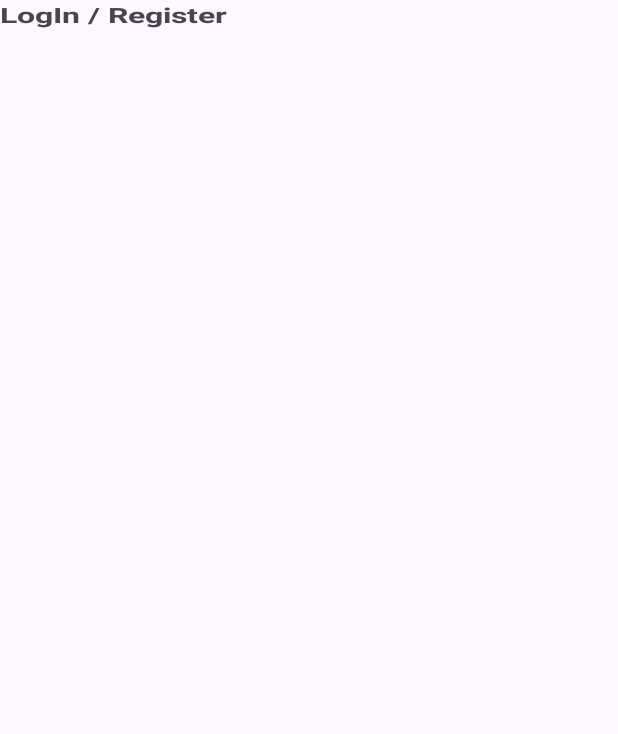
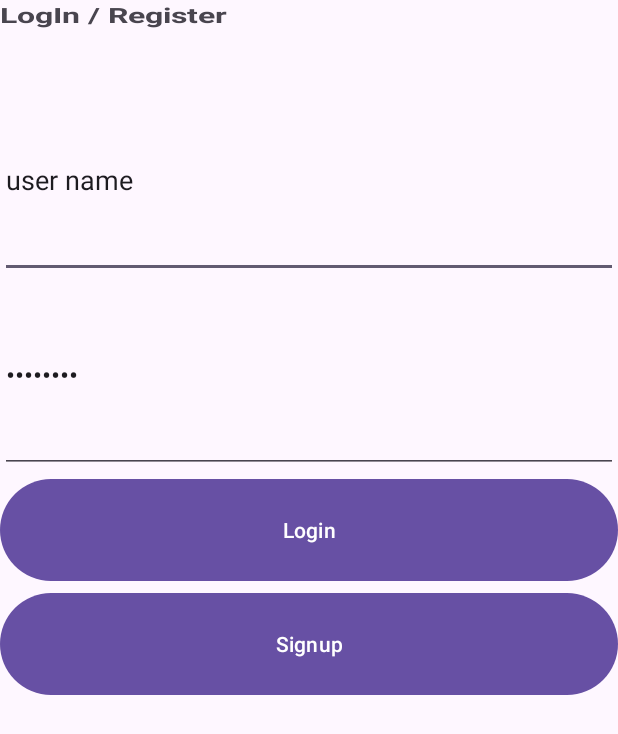
Before and after one commit to ONatanT/EX_3, an Android app: the screen it shows after launch (MainActivity), on a phone screen of 412 x 824 dp. Shown: the top 734 px of the screen. Run offline under Robolectric (Android 15) with nearby library versions, the phone set to English and light mode, and no system bars.

Commit message:
Fix the navgraph on mainactivity xml

```diff
--- a/app/src/main/res/layout/activity_main.xml
+++ b/app/src/main/res/layout/activity_main.xml
@@ -16,11 +16,11 @@
         android:textStyle="bold" />
 
     <androidx.fragment.app.FragmentContainerView
-        android:id="@+id/fragmentContainerView"
+        android:id="@+id/fragmentContainerView2"
         android:name="androidx.navigation.fragment.NavHostFragment"
         android:layout_width="match_parent"
-        android:layout_height="661dp"
-        android:navGraph="@navigation/navgraph"
-        />
+        android:layout_height="match_parent"
+        app:defaultNavHost="true"
+        app:navGraph="@navigation/navgraph" />
 
 </LinearLayout>
```
